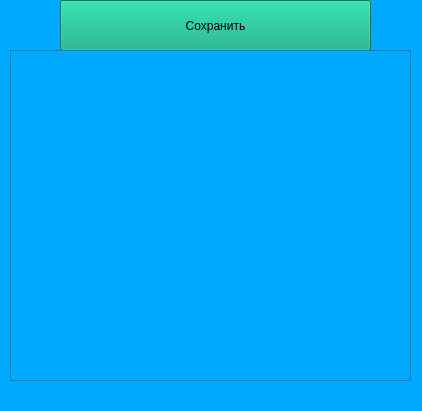
Old version of the form open_zamet.ui in the repository YegorMaratInc/Multifunctional-organizer.
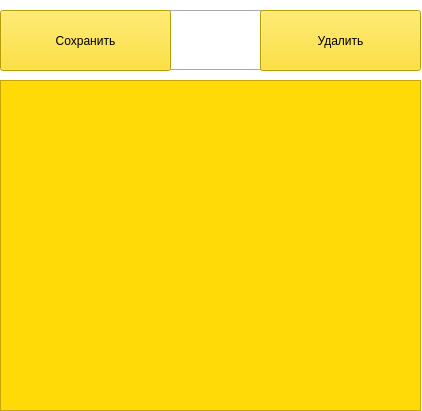
New version of the form.

```diff
--- a/open_zamet.ui
+++ b/open_zamet.ui
@@ -14,22 +14,23 @@
    <string>MainWindow</string>
   </property>
   <property name="styleSheet">
-   <string notr="true">background-color: rgb(0, 170, 255);</string>
+   <string notr="true">background-color: rgb(255, 255, 255);</string>
   </property>
   <widget class="QWidget" name="centralwidget">
    <widget class="QPushButton" name="save_z">
     <property name="geometry">
      <rect>
-      <x>60</x>
-      <y>0</y>
-      <width>311</width>
-      <height>51</height>
+      <x>0</x>
+      <y>10</y>
+      <width>171</width>
+      <height>61</height>
      </rect>
     </property>
     <property name="styleSheet">
-     <string notr="true">font: 14pt &quot;MS Shell Dlg 2&quot;;
-font: 24pt &quot;MS Shell Dlg 2&quot;;
-background-color: rgb(0, 170, 127);</string>
+     <string notr="true">
+font: 14pt &quot;MS Shell Dlg 2&quot;;
+
+background-color: rgb(255, 218, 6);</string>
     </property>
     <property name="text">
      <string>Сохранить</string>
@@ -38,13 +39,64 @@
    <widget class="QTextEdit" name="textEdit">
     <property name="geometry">
      <rect>
-      <x>10</x>
-      <y>50</y>
-      <width>401</width>
+      <x>0</x>
+      <y>80</y>
+      <width>421</width>
       <height>331</height>
      </rect>
     </property>
+    <property name="styleSheet">
+     <string notr="true">background-color: rgb(255, 218, 6);</string>
+    </property>
    </widget>
+   <widget class="QPushButton" name="delete_z">
+    <property name="geometry">
+     <rect>
+      <x>260</x>
+      <y>10</y>
+      <width>161</width>
+      <height>61</height>
+     </rect>
+    </property>
+    <property name="styleSheet">
+     <string notr="true">background-color: rgb(255, 218, 6);
+font: 14pt &quot;MS Shell Dlg 2&quot;;</string>
+    </property>
+    <property name="text">
+     <string>Удалить</string>
+    </property>
+   </widget>
+   <widget class="Line" name="line">
+    <property name="geometry">
+     <rect>
+      <x>170</x>
+      <y>60</y>
+      <width>91</width>
+      <height>20</height>
+     </rect>
+    </property>
+    <property name="orientation">
+     <enum>Qt::Horizontal</enum>
+    </property>
+   </widget>
+   <widget class="Line" name="line_2">
+    <property name="geometry">
+     <rect>
+      <x>160</x>
+      <y>10</y>
+      <width>118</width>
+      <height>3</height>
+     </rect>
+    </property>
+    <property name="orientation">
+     <enum>Qt::Horizontal</enum>
+    </property>
+   </widget>
+   <zorder>textEdit</zorder>
+   <zorder>line</zorder>
+   <zorder>line_2</zorder>
+   <zorder>save_z</zorder>
+   <zorder>delete_z</zorder>
   </widget>
  </widget>
  <resources/>
```
